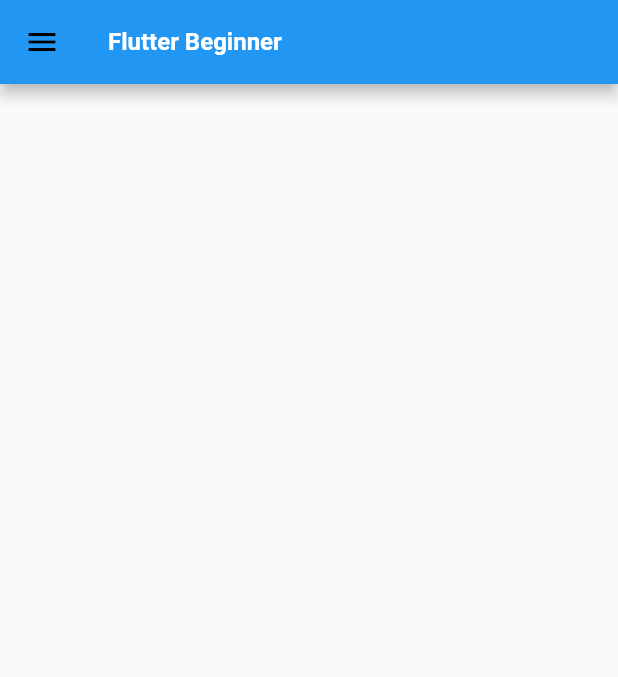
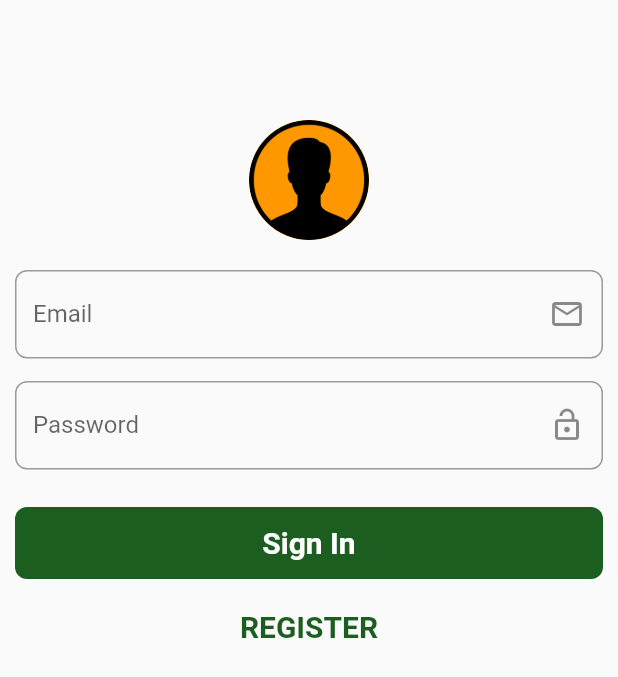
Before and after one commit to rizalsafril/flutter_beginner, a Flutter app: the screen it shows after launch, on a phone screen of 412 x 824 dp. Shown: the top 677 px of the screen. Run offline on Flutter 3.47's test engine with Material 2 defaults, Android fonts, the phone set to English and light mode, and no system bars.

Commit message:
Login and Register Page" ;

```diff
--- /dev/null
+++ b/lib/login/login.dart
@@ -0,0 +1,120 @@
+import 'package:flutter/material.dart';
+import 'package:flutter_beginner/login/register.dart';
+
+class Login extends StatefulWidget {
+  Login({Key key}) : super(key: key);
+
+  @override
+  _LoginState createState() => _LoginState();
+}
+
+class _LoginState extends State<Login> {
+  GlobalKey<FormState> _formKey = GlobalKey();
+  final email = TextEditingController();
+  final password = TextEditingController();
+
+  @override
+  Widget build(BuildContext context) {
+    return SafeArea(
+      child: Scaffold(
+        body: Padding(
+            padding: const EdgeInsets.fromLTRB(10, 50, 10, 20),
+            child: Form(
+              key: _formKey,
+              child: Column(children: [
+                SizedBox(height: 30),
+                Row(
+                  mainAxisAlignment: MainAxisAlignment.center,
+                  children: [
+                    Container(
+                      width: 80,
+                      height: 80,
+                      decoration: BoxDecoration(
+                          color: Colors.orange,
+                          borderRadius: BorderRadius.circular(50),
+                          image: DecorationImage(
+                            image: AssetImage("assets/images/usericon.png"),
+                            fit: BoxFit.fill,
+                          )),
+                    ),
+                  ],
+                ),
+                SizedBox(height: 20),
+                TextFormField(
+                  controller: email,
+                  decoration: InputDecoration(
+                    suffixIcon: Icon(Icons.mail_outline),
+                    labelText: "Email",
+                    hintText: "Your Email Address",
+                    border: OutlineInputBorder(
+                      borderRadius: BorderRadius.circular(8.0),
+                      borderSide: BorderSide(color: Colors.grey, width: 1),
+                    ),
+                  ),
+                ),
+                SizedBox(height: 15),
+                TextFormField(
+                  controller: password,
+                  obscureText: true,
+                  decoration: InputDecoration(
+                    suffixIcon: Icon(Icons.lock_open_outlined),
+                    labelText: "Password",
+                    hintText: "Your Password",
+                    border: OutlineInputBorder(
+                      borderRadius: BorderRadius.circular(8.0),
+                      borderSide: BorderSide(color: Colors.grey, width: 1),
+                    ),
+                  ),
+                ),
+                SizedBox(height: 25),
+                Row(
+                  children: [
+                    Expanded(
+                        child: Material(
+                      shape: RoundedRectangleBorder(
+                        borderRadius: BorderRadius.circular(8.0),
+                      ),
+                      color: Colors.green[900],
+                      child: FlatButton(
+                        shape: RoundedRectangleBorder(
+                          borderRadius: BorderRadius.circular(8.0),
+                          side: BorderSide(color: Colors.green[900]),
+                        ),
+                        child: Text("Sign In",
+                            style: TextStyle(
+                                color: Colors.white,
+                                fontSize: 20,
+                                fontWeight: FontWeight.bold)),
+                        onPressed: () {},
+                      ),
+                    ))
+                  ],
+                ),
+                SizedBox(height: 20),
+                Row(
+                  mainAxisAlignment: MainAxisAlignment.center,
+                  children: [
+                    InkWell(
+                      onTap: () {
+                        Navigator.push(
+                            context,
+                            MaterialPageRoute(
+                                builder: (context) => Register()));
+                      },
+                      child: Text(
+                        "REGISTER",
+                        style: TextStyle(
+                            fontSize: 20,
+                            color: Colors.green[900],
+                            fontWeight: FontWeight.bold),
+                        textAlign: TextAlign.center,
+                      ),
+                    )
+                  ],
+                ),
+              ]),
+            )),
+      ),
+    );
+  }
+}
--- a/lib/main.dart
+++ b/lib/main.dart
@@ -1,5 +1,5 @@
 import 'package:flutter/material.dart';
-import 'package:flutter_beginner/home/home.dart';
+import 'package:flutter_beginner/login/login.dart';
 
 void main() {
   runApp(MyApp());
@@ -10,12 +10,13 @@ class MyApp extends StatelessWidget {
   @override
   Widget build(BuildContext context) {
     return MaterialApp(
+      debugShowCheckedModeBanner: false,
       title: 'Flutter Demo',
       theme: ThemeData(
         primarySwatch: Colors.orange,
         visualDensity: VisualDensity.adaptivePlatformDensity,
       ),
-      home: MyHome(),
+      home: Login(),
     );
   }
 }
```
Also changed, not shown: lib/login/register.dart (added, +142 -0 lines).
